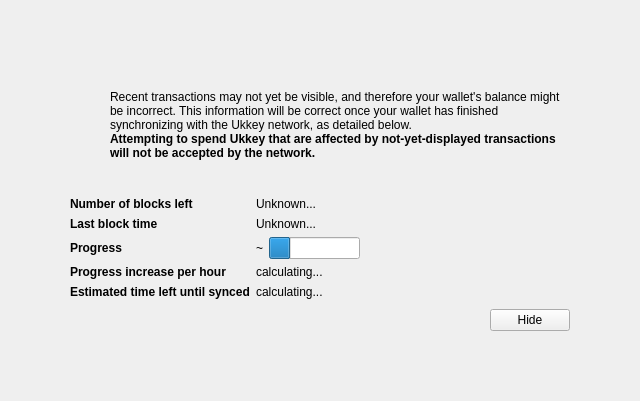
First picture: the form in src/qt/forms/modaloverlay.ui, repository VolkshashDEV/volkshashcore, before the edit.
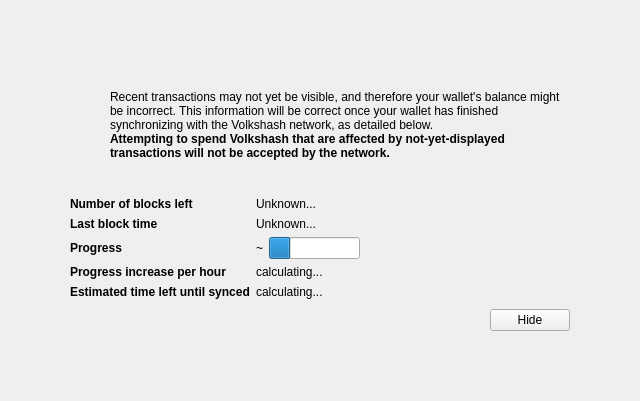
Second picture: the form after the edit. Icons and pictures are not drawn. Custom widgets are drawn as their Qt base class.

```diff
--- a/src/qt/forms/modaloverlay.ui
+++ b/src/qt/forms/modaloverlay.ui
@@ -128,7 +128,7 @@
              <item>
               <widget class="QLabel" name="infoText">
                <property name="text">
-                <string>Recent transactions may not yet be visible, and therefore your wallet's balance might be incorrect. This information will be correct once your wallet has finished synchronizing with the Ukkey network, as detailed below.</string>
+                <string>Recent transactions may not yet be visible, and therefore your wallet's balance might be incorrect. This information will be correct once your wallet has finished synchronizing with the Volkshash network, as detailed below.</string>
                </property>
                <property name="textFormat">
                 <enum>Qt::RichText</enum>
@@ -147,7 +147,7 @@
                 </font>
                </property>
                <property name="text">
-                <string>Attempting to spend Ukkey that are affected by not-yet-displayed transactions will not be accepted by the network.</string>
+                <string>Attempting to spend Volkshash that are affected by not-yet-displayed transactions will not be accepted by the network.</string>
                </property>
                <property name="textFormat">
                 <enum>Qt::RichText</enum>
```
